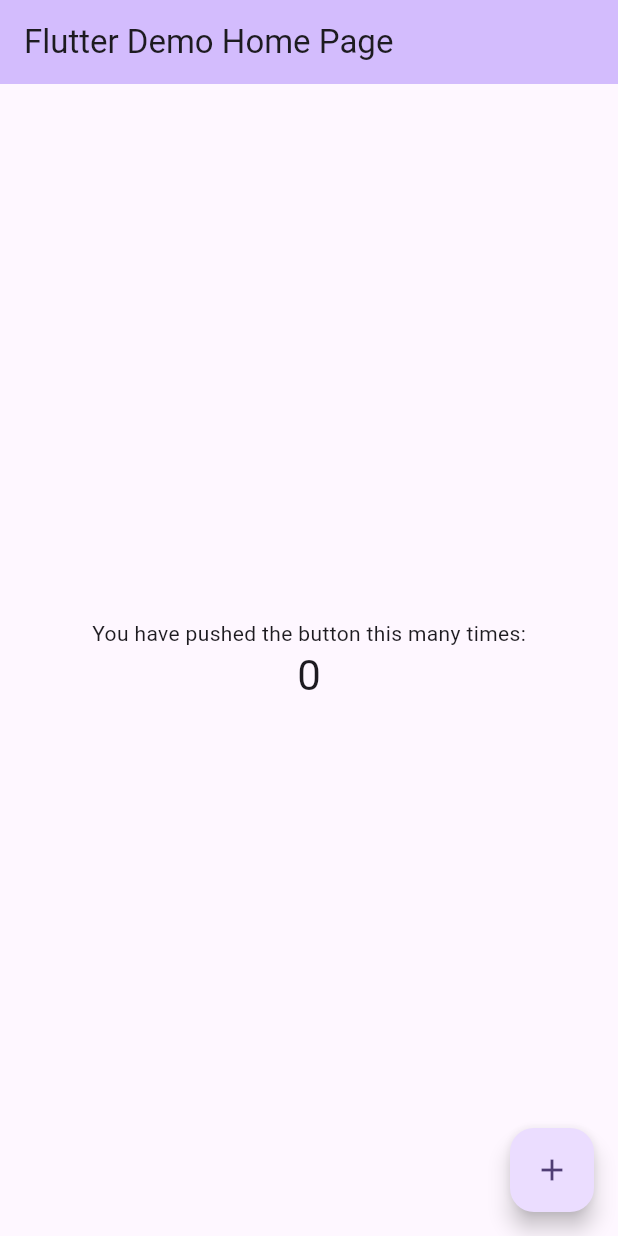
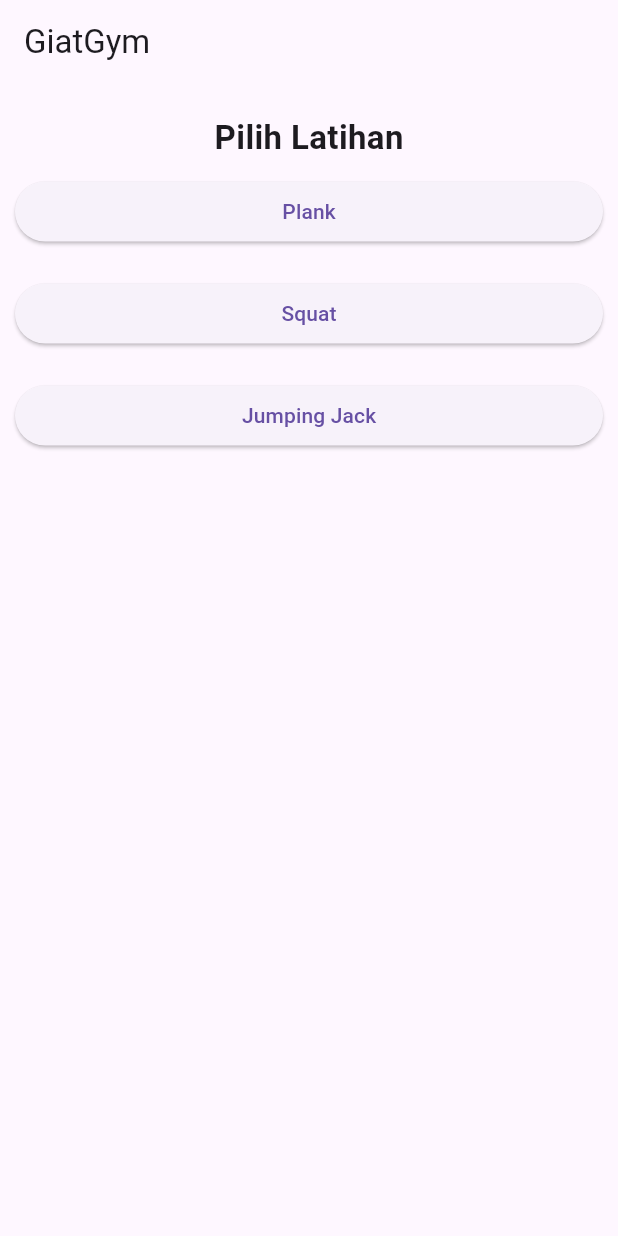
Before and after one commit to kurotulaini17/GiatGym, a Flutter app: the screen it shows after launch, on a phone screen of 412 x 824 dp. Run offline on Flutter 3.47's test engine with Material 3 defaults, Android fonts, the phone set to English and light mode, and no system bars.

Commit message:
tambah tampilan home page giatgym

```diff
--- a/lib/main.dart
+++ b/lib/main.dart
@@ -1,121 +1,47 @@
 import 'package:flutter/material.dart';
 
 void main() {
-  runApp(const MyApp());
+  runApp(const GiatGymApp());
 }
 
-class MyApp extends StatelessWidget {
-  const MyApp({super.key});
+class GiatGymApp extends StatelessWidget {
+  const GiatGymApp({super.key});
 
-  // This widget is the root of your application.
   @override
   Widget build(BuildContext context) {
-    return MaterialApp(
-      title: 'Flutter Demo',
-      theme: ThemeData(
-        // This is the theme of your application.
-        //
-        // TRY THIS: Try running your application with "flutter run". You'll see
-        // the application has a purple toolbar. Then, without quitting the app,
-        // try changing the seedColor in the colorScheme below to Colors.green
-        // and then invoke "hot reload" (save your changes or press the "hot
-        // reload" button in a Flutter-supported IDE, or press "r" if you used
-        // the command line to start the app).
-        //
-        // Notice that the counter didn't reset back to zero; the application
-        // state is not lost during the reload. To reset the state, use hot
-        // restart instead.
-        //
-        // This works for code too, not just values: Most code changes can be
-        // tested with just a hot reload.
-        colorScheme: .fromSeed(seedColor: Colors.deepPurple),
-      ),
-      home: const MyHomePage(title: 'Flutter Demo Home Page'),
+    return const MaterialApp(
+      debugShowCheckedModeBanner: false,
+      home: HomePage(),
     );
   }
 }
 
-class MyHomePage extends StatefulWidget {
-  const MyHomePage({super.key, required this.title});
+class HomePage extends StatelessWidget {
+  const HomePage({super.key});
 
-  // This widget is the home page of your application. It is stateful, meaning
-  // that it has a State object (defined below) that contains fields that affect
-  // how it looks.
-
-  // This class is the configuration for the state. It holds the values (in this
-  // case the title) provided by the parent (in this case the App widget) and
-  // used by the build method of the State. Fields in a Widget subclass are
-  // always marked "final".
-
-  final String title;
-
-  @override
-  State<MyHomePage> createState() => _MyHomePageState();
-}
-
-class _MyHomePageState extends State<MyHomePage> {
-  int _counter = 0;
-
-  void _incrementCounter() {
-    setState(() {
-      // This call to setState tells the Flutter framework that something has
-      // changed in this State, which causes it to rerun the build method below
-      // so that the display can reflect the updated values. If we changed
-      // _counter without calling setState(), then the build method would not be
-      // called again, and so nothing would appear to happen.
-      _counter++;
-    });
+  Widget tombol(String nama) {
+    return Container(
+      margin: const EdgeInsets.all(10),
+      width: double.infinity,
+      child: ElevatedButton(onPressed: () {}, child: Text(nama)),
+    );
   }
 
   @override
   Widget build(BuildContext context) {
-    // This method is rerun every time setState is called, for instance as done
-    // by the _incrementCounter method above.
-    //
-    // The Flutter framework has been optimized to make rerunning build methods
-    // fast, so that you can just rebuild anything that needs updating rather
-    // than having to individually change instances of widgets.
     return Scaffold(
-      appBar: AppBar(
-        // TRY THIS: Try changing the color here to a specific color (to
-        // Colors.amber, perhaps?) and trigger a hot reload to see the AppBar
-        // change color while the other colors stay the same.
-        backgroundColor: Theme.of(context).colorScheme.inversePrimary,
-        // Here we take the value from the MyHomePage object that was created by
-        // the App.build method, and use it to set our appbar title.
-        title: Text(widget.title),
-      ),
-      body: Center(
-        // Center is a layout widget. It takes a single child and positions it
-        // in the middle of the parent.
-        child: Column(
-          // Column is also a layout widget. It takes a list of children and
-          // arranges them vertically. By default, it sizes itself to fit its
-          // children horizontally, and tries to be as tall as its parent.
-          //
-          // Column has various properties to control how it sizes itself and
-          // how it positions its children. Here we use mainAxisAlignment to
-          // center the children vertically; the main axis here is the vertical
-          // axis because Columns are vertical (the cross axis would be
-          // horizontal).
-          //
-          // TRY THIS: Invoke "debug painting" (choose the "Toggle Debug Paint"
-          // action in the IDE, or press "p" in the console), to see the
-          // wireframe for each widget.
-          mainAxisAlignment: .center,
-          children: [
-            const Text('You have pushed the button this many times:'),
-            Text(
-              '$_counter',
-              style: Theme.of(context).textTheme.headlineMedium,
-            ),
-          ],
-        ),
-      ),
-      floatingActionButton: FloatingActionButton(
-        onPressed: _incrementCounter,
-        tooltip: 'Increment',
-        child: const Icon(Icons.add),
+      appBar: AppBar(title: const Text("GiatGym")),
+      body: Column(
+        children: [
+          const SizedBox(height: 20),
+          const Text(
+            "Pilih Latihan",
+            style: TextStyle(fontSize: 22, fontWeight: FontWeight.bold),
+          ),
+          tombol("Plank"),
+          tombol("Squat"),
+          tombol("Jumping Jack"),
+        ],
       ),
     );
   }
```
Also changed, not shown: 1 other file.
